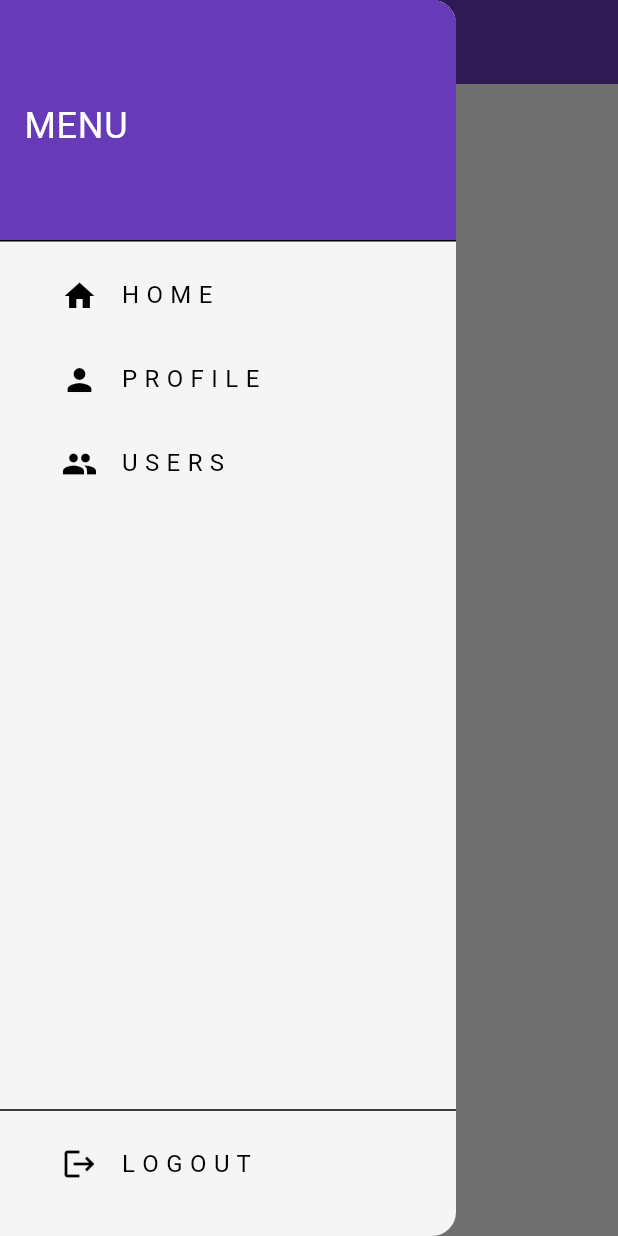
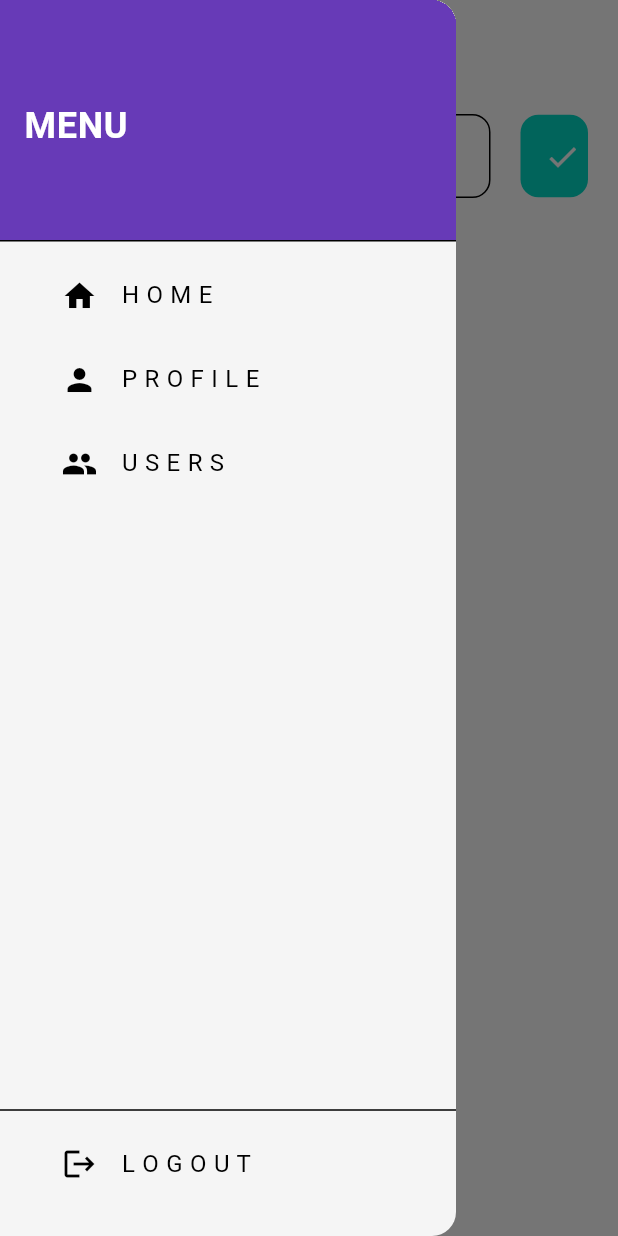
Before and after one commit to SurumulluPrudhviRaj/login, a Flutter app: the screen it shows once a user with an empty profile is signed in, with the side drawer open, on a phone screen of 412 x 824 dp. Run offline on Flutter 3.47's test engine with Material 3 defaults, Android fonts, the phone set to English and light mode, and no system bars; our stand-ins replace cloud_firestore, firebase_auth, firebase_core; accounts and stored records are empty; generated files the repository leaves out were written again; network calls fail.

Commit message:
full code done workign

```diff
--- a/lib/components/my_drawer.dart
+++ b/lib/components/my_drawer.dart
@@ -13,7 +13,6 @@ class MyDrawer extends StatelessWidget {
     );
   }
 
-
   @override
   Widget build(BuildContext context) {
     return Drawer(
@@ -26,7 +25,11 @@ class MyDrawer extends StatelessWidget {
               alignment: Alignment.centerLeft,
               child: Text(
                 "MENU",
-                style: TextStyle(color: Colors.white, fontSize: 24),
+                style: TextStyle(
+                  color: Colors.white,
+                  fontSize: 24,
+                  fontWeight: FontWeight.bold,
+                ),
               ),
             ),
           ),
@@ -34,7 +37,6 @@ class MyDrawer extends StatelessWidget {
           // 📦 Grouped Menu Items
           Expanded(
             child: Column(
-
               children: [
                 Padding(
                   padding: const EdgeInsets.only(left: 25.0),
@@ -45,7 +47,7 @@ class MyDrawer extends StatelessWidget {
                     ),
                     title: const Text("H O M E"),
                     onTap: () {
-                       Navigator.pop(context);
+                      Navigator.pop(context);
                       Navigator.pushNamed(context, '/home_page');
                     },
                   ),
--- /dev/null
+++ b/lib/components/my_postbutton.dart
@@ -0,0 +1,25 @@
+import 'package:flutter/material.dart';
+
+class PostButton extends StatelessWidget {
+  final void Function()? onTap;
+
+  const PostButton({super.key, required this.onTap});
+
+  @override
+  Widget build(BuildContext context) {
+    return GestureDetector(
+      onTap: onTap,
+      child: Container(
+        decoration: BoxDecoration(
+          color: Theme.of(context).colorScheme.secondary,
+          borderRadius: BorderRadius.circular(12),
+        ),
+        padding: EdgeInsets.all(16),
+        margin: EdgeInsets.only(left: 10),
+        child: const Center(
+          child: Icon(Icons.done, size: 24, color: Colors.white),
+        ),
+      ),
+    );
+  }
+}
--- a/lib/components/my_textfield.dart
+++ b/lib/components/my_textfield.dart
@@ -1,12 +1,9 @@
 import 'package:flutter/material.dart';
-
 
 class MyTextfield extends StatelessWidget {
   final String hintText;
   final bool obscureText;
   final TextEditingController controller;
-
-
 
   const MyTextfield({
     super.key,
@@ -20,11 +17,11 @@ class MyTextfield extends StatelessWidget {
     return TextField(
       controller: controller,
       decoration: InputDecoration(
-        border: OutlineInputBorder(
-            borderRadius: BorderRadius.circular(12)
-        ),
         hintText: hintText,
+        hintStyle: TextStyle(fontSize: 16, color: Colors.grey[600]),
+        border: OutlineInputBorder(borderRadius: BorderRadius.circular(12)),
       ),
+
       obscureText: obscureText,
     );
   }
--- /dev/null
+++ b/lib/database/firestore.dart
@@ -0,0 +1,40 @@
+import 'package:cloud_firestore/cloud_firestore.dart';
+import 'package:firebase_auth/firebase_auth.dart';
+
+/*
+  This database stores posts that users have published in the app.
+  It is stored in a collection called 'Posts' in Firebase.
+
+  Each post contains:
+  - a message
+  - email of user
+  - timestamp
+*/
+
+class FirestoreDatabase {
+  // current logged in user
+  final User? user = FirebaseAuth.instance.currentUser;
+
+  // get collection of posts from Firebase
+  final CollectionReference posts =
+      FirebaseFirestore.instance.collection('Posts');
+
+  // post a message
+  Future<void> addPost(String message) {
+    return posts.add({
+      'UserEmail': user?.email ?? 'Anonymous',
+      'PostMessage': message,
+      'TimeStamp': Timestamp.now(),
+    });
+  }
+
+  // (optional) read posts method can be added later
+    Stream<QuerySnapshot> getPostsStream() {
+    final postsStream = FirebaseFirestore.instance
+        .collection('Posts')
+        .orderBy('TimeStamp', descending: true)
+        .snapshots();
+
+    return postsStream;
+  }
+}
--- a/lib/pages/home_page.dart
+++ b/lib/pages/home_page.dart
@@ -1,19 +1,122 @@
 import 'package:flutter/material.dart';
+import 'package:cloud_firestore/cloud_firestore.dart';
 import 'package:login/components/my_drawer.dart';
+import 'package:login/components/my_textfield.dart';
+import 'package:login/components/my_postbutton.dart';
+import 'package:login/components/my_list_tile.dart';
+import 'package:login/database/firestore.dart';
 
-class HomePage extends StatelessWidget {
+class HomePage extends StatefulWidget {
   const HomePage({super.key});
+
+  @override
+  State<HomePage> createState() => _HomePageState();
+}
+
+class _HomePageState extends State<HomePage> {
+  final FirestoreDatabase database = FirestoreDatabase();
+  final TextEditingController newPostController = TextEditingController();
+
+  @override
+  void dispose() {
+    newPostController.dispose();
+    super.dispose();
+  }
+
+  void postMessage() {
+    if (newPostController.text.isNotEmpty) {
+      final message = newPostController.text.trim();
+      database.addPost(message);
+      newPostController.clear();
+    }
+  }
 
   @override
   Widget build(BuildContext context) {
     return Scaffold(
+      backgroundColor: Theme.of(context).colorScheme.background,
       appBar: AppBar(
-        title: const Text("Home"),
-        backgroundColor: Colors.deepPurple,
+        title: const Text("W A L L"),
+        backgroundColor: Colors.transparent,
+        foregroundColor: Theme.of(context).colorScheme.primary,
+        elevation: 0,
       ),
       drawer: const MyDrawer(),
-      body: const Center(
-        child: Text("Welcome to the Home Page!"),
+      body: Padding(
+        padding: const EdgeInsets.all(20.0),
+        child: Column(
+          children: [
+            // 🔹 Input Row
+            Row(
+              children: [
+                Expanded(
+                  child: MyTextfield(
+                    hintText: "Say something..",
+                    obscureText: false,
+                    controller: newPostController,
+                  ),
+                ),
+                const SizedBox(width: 10),
+                SizedBox(
+                  height: 55,
+                  width: 55,
+                  child: PostButton(onTap: postMessage),
+                ),
+              ],
+            ),
+
+            const SizedBox(height: 20),
+
+            // 🔥 Posts Stream
+            Expanded(
+              child: StreamBuilder(
+                stream: database.getPostsStream(),
+                builder: (context, snapshot) {
+                  // 🔄 Loading state
+                  if (snapshot.connectionState == ConnectionState.waiting) {
+                    return const Center(child: CircularProgressIndicator());
+                  }
+
+                  // ❌ Error state
+                  if (snapshot.hasError) {
+                    return Center(child: Text("Error: ${snapshot.error}"));
+                  }
+
+                  // ✅ Post data
+                  final posts = snapshot.data?.docs ?? [];
+
+                  if (posts.isEmpty) {
+                    return const Center(
+                      child: Padding(
+                        padding: EdgeInsets.all(25),
+                        child: Text("No posts... Post something!"),
+                      ),
+                    );
+                  }
+
+                  // 📋 Return posts using custom MyListTile
+                  return ListView.builder(
+                    itemCount: posts.length,
+                    itemBuilder: (context, index) {
+                      final post = posts[index];
+                      final data = post.data() as Map<String, dynamic>;
+
+                      String message = data['PostMessage'] ?? 'No message';
+                      String userEmail = data['UserEmail'] ?? 'Unknown';
+                      // You can use the timestamp for sorting or displaying
+                      // Timestamp timestamp = data['TimeStamp'] ?? Timestamp.now();
+
+                      return MyListTile(
+                        title: message,
+                        subtitle: userEmail,
+                      );
+                    },
+                  );
+                },
+              ),
+            ),
+          ],
+        ),
       ),
     );
   }
--- /dev/null
+++ b/lib/theme/text_styles.dart
@@ -0,0 +1,6 @@
+import 'package:flutter/material.dart';
+
+class AppTextStyles {
+  static const title = TextStyle(fontSize: 18, fontWeight: FontWeight.w600);
+  static const subtitle = TextStyle(fontSize: 15, color: Colors.grey);
+}
```
Also changed, not shown: lib/components/my_button.dart (+2 -5 lines), lib/components/my_list_tile.dart (added, +37 -0 lines), lib/pages/users_page.dart (+56 -7 lines), 1 other file.
